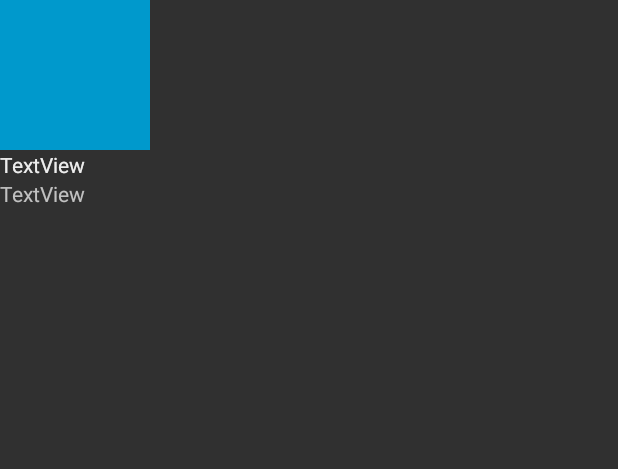
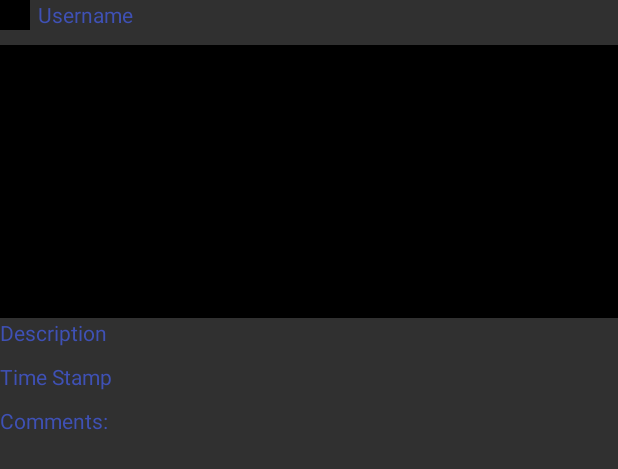
Before and after one commit to vanessahlyan/parstagram, an Android app: the layout fragment_detail.xml on its own in the app's theme, with its tools: preview values and no code run, on a phone screen of 412 x 824 dp. Shown: the top 469 px of the screen. Run offline under Robolectric (Android 15) with nearby library versions, the phone set to English and light mode, and no system bars.

Commit message:
fragment for details

```diff
--- a/app/src/main/res/layout/activity_home.xml
+++ b/app/src/main/res/layout/activity_home.xml
@@ -6,6 +6,7 @@
     android:layout_height="match_parent"
     android:background="@color/white"
     tools:context=".HomeActivity">
+
 
     <android.support.v7.widget.Toolbar
         android:id="@+id/toolbar"
@@ -34,6 +35,8 @@
             android:src="@drawable/nav_logo_whiteout" />
 
     </android.support.v7.widget.Toolbar>
+
+
 
     <FrameLayout
         android:id="@+id/flContainer"
--- a/app/src/main/res/layout/activity_main.xml
+++ b/app/src/main/res/layout/activity_main.xml
@@ -26,6 +26,7 @@
         android:ems="10"
         android:hint="Username"
         android:inputType="textPersonName"
+
         android:theme="@style/TextAppearance.AppCompat" />
 
     <EditText
--- a/app/src/main/res/layout/fragment_detail.xml
+++ b/app/src/main/res/layout/fragment_detail.xml
@@ -4,33 +4,65 @@
     xmlns:app="http://schemas.android.com/apk/res-auto"
     xmlns:tools="http://schemas.android.com/tools"
     android:layout_width="match_parent"
-    android:layout_height="match_parent">
+    android:layout_height="wrap_content"
+    android:layout_marginBottom="20dp">
+
+    <ImageView
+        android:id="@+id/ivProfileImage"
+        android:layout_width="20dp"
+        android:layout_height="20dp"
+        android:layout_alignParentStart="true"
+        android:layout_alignParentTop="true"
+
+        app:srcCompat="@android:color/background_dark" />
+
+    <TextView
+        android:id="@+id/tvUsername"
+        android:layout_width="match_parent"
+        android:layout_height="wrap_content"
+        android:layout_alignParentTop="true"
+        android:layout_toEndOf="@+id/ivProfileImage"
+        android:layout_marginLeft="5dp"
+        android:text="Username"
+        android:textColor="@color/colorPrimary" />
 
     <ImageView
         android:id="@+id/ivPhoto"
-        android:layout_width="100dp"
-        android:layout_height="100dp"
-        app:srcCompat="@android:color/holo_blue_dark"
-        />
+        android:layout_width="match_parent"
+        android:layout_height="182dp"
+        android:layout_alignParentStart="true"
+        android:layout_below="@+id/ivProfileImage"
+        android:scaleType="centerCrop"
+        android:layout_marginTop="10dp"
+        app:srcCompat="@android:color/background_dark" />
+
+    <TextView
+        android:id="@+id/tvDescription"
+        android:layout_width="match_parent"
+        android:layout_height="wrap_content"
+        android:layout_below="@+id/ivPhoto"
+        android:layout_marginBottom="10dp"
+        android:textColor="@color/colorPrimary"
+        android:text="Description" />
 
     <TextView
         android:id="@+id/tvTime"
-        android:layout_width="wrap_content"
+        android:layout_width="match_parent"
         android:layout_height="wrap_content"
-        android:text="TextView"
-        android:layout_below="@id/ivPhoto" />
+        android:layout_alignParentStart="true"
+        android:layout_below="@+id/tvDescription"
+        android:text="Time Stamp"
+        android:textColor="@color/colorPrimary" />
 
     <TextView
-        android:id="@+id/tvUsername"
-        android:layout_width="wrap_content"
-        android:layout_height="wrap_content"
-        android:text="TextView"
-        android:layout_below="@id/ivPhoto" />
+        android:id="@+id/tvComments"
+        android:layout_width="match_parent"
+        android:layout_height="129dp"
+        android:layout_alignParentStart="true"
+        android:layout_below="@+id/tvTime"
+        android:layout_marginTop="10dp"
+        android:textColor="@color/colorPrimary"
+        android:text="Comments:" />
 
-    <TextView
-        android:id="@+id/tvDescription"
-        android:layout_width="wrap_content"
-        android:layout_height="wrap_content"
-        android:text="TextView"
-        android:layout_below="@id/tvUsername"/>
+
 </RelativeLayout>
--- a/app/src/main/res/layout/fragment_user.xml
+++ b/app/src/main/res/layout/fragment_user.xml
@@ -18,6 +18,7 @@
         android:id="@+id/tvUsername"
         android:layout_width="wrap_content"
         android:layout_height="wrap_content"
+        android:textColor="@color/colorPrimary"
         android:text="Username"
         tools:layout_editor_absoluteX="0dp"
         tools:layout_editor_absoluteY="100dp" />
```
Also changed, not shown: app/src/main/res/layout/item_post.xml (+15 -8 lines), app/src/main/res/menu/menu_toolbar.xml (added, +21 -0 lines).
